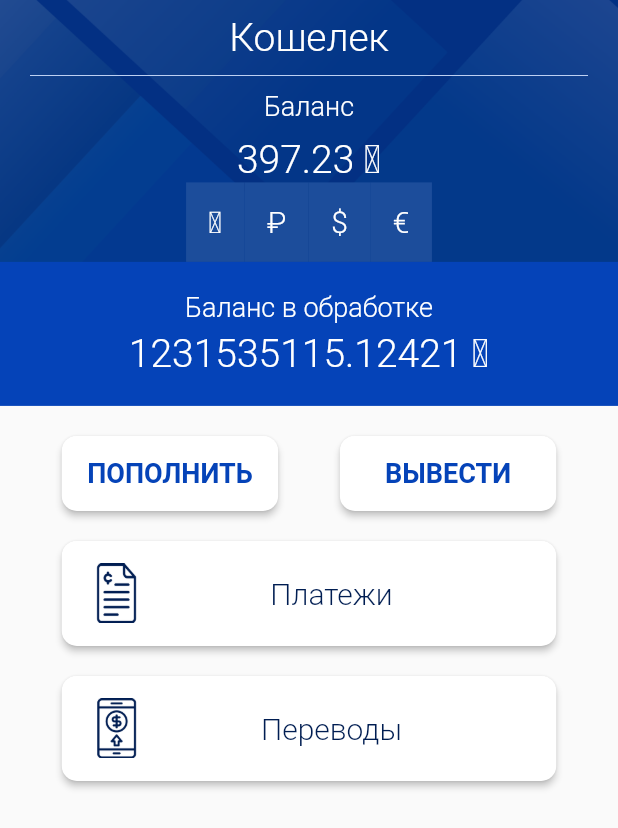
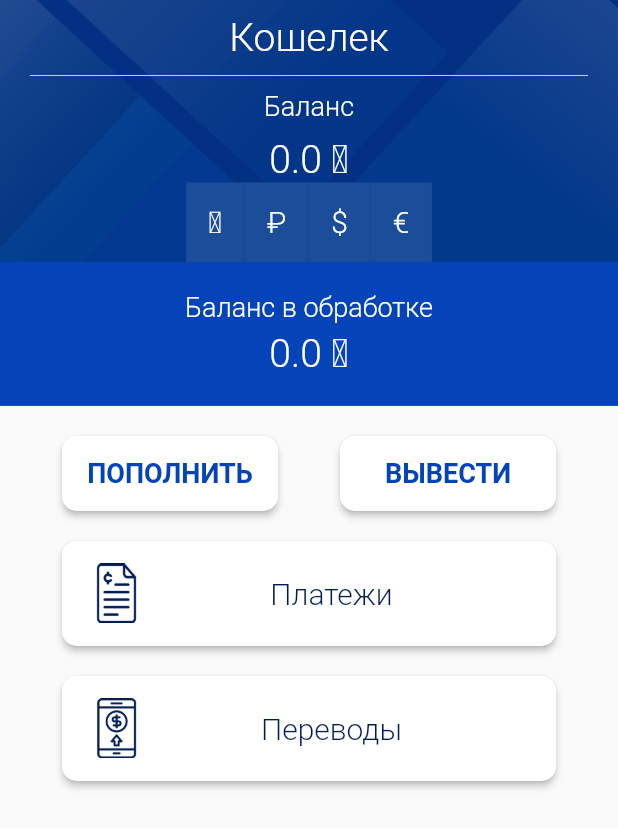
Before and after one commit to bekkasteiin/indigo24, a Flutter app: the WalletTab screen opened directly, on a phone screen of 412 x 824 dp. Shown: the top 828 px of the screen. Run offline on Flutter 3.47's test engine with Material 2 defaults, Android fonts, the light colour scheme and no system bars; our stand-ins replace connectivity, contacts_service, dio, permission_handler, sembast, shared_preferences and 1 more; missing offline and left inert: flutter_progress_button, polygon_clipper; accounts and stored records are empty; network calls fail; statements that could not run were skipped.

Commit message:
modified tape, tapes, wallet, chat_contacts

```diff
--- a/lib/main.dart
+++ b/lib/main.dart
@@ -100,6 +100,8 @@ class _TabsState extends State<Tabs> with SingleTickerProviderStateMixin{
     user.email = await SharedPreferencesHelper.getString('email');
     user.avatar = await SharedPreferencesHelper.getString('avatar');
     user.unique = await SharedPreferencesHelper.getString('unique');
+    user.balance =  await SharedPreferencesHelper.getString('balance');
+    user.balanceInBlock = await SharedPreferencesHelper.getString('balanceInBlock');
   }
 
   _connect() async {
--- a/lib/pages/chat_list.dart
+++ b/lib/pages/chat_list.dart
@@ -76,6 +76,7 @@ class _ChatsListPageState extends State<ChatsListPage> {
             onPressed: () {},
           )
         ],
+        brightness: Brightness.light,
       ),
       body: Container(child: _listView(context, string)),
       floatingActionButton: FloatingActionButton(
--- a/lib/pages/wallet.dart
+++ b/lib/pages/wallet.dart
@@ -1,11 +1,10 @@
 import 'package:flutter/material.dart';
-import 'package:indigo24/pages/payments_history.dart';
-import 'package:indigo24/pages/transfer_history.dart';
 import 'package:indigo24/services/api.dart';
 import 'package:polygon_clipper/polygon_border.dart';
 import '../style/fonts.dart';
 import 'payments_category.dart';
 import 'transfer_list.dart';
+import 'package:indigo24/services/user.dart' as user;
 
 class WalletTab extends StatefulWidget {
   @override
@@ -14,12 +13,12 @@ class WalletTab extends StatefulWidget {
 
 class _WalletTabState extends State<WalletTab> {
   double _amount;
-  double _blockedAmount = 1231535115.12421;
+  double _blockedAmount = 0;
   String _symbol;
-  double _realAmount = 397.23;
+  double _realAmount = 0;
   double _tengeCoef = 1;
-  double _euroCoef  = 0;
-  double _rubleCoef  = 0;
+  double _euroCoef = 0;
+  double _rubleCoef = 0;
   double _dollarCoef = 0;
 
   var api = Api();
@@ -27,6 +26,8 @@ class _WalletTabState extends State<WalletTab> {
   @override
   void initState() {
     _symbol = '₸';
+    _realAmount = double.parse(user.balance);
+    _blockedAmount = double.parse(user.balanceInBlock);
     _amount = _realAmount;
     api.getExchangeRate().then((v) {
       var ex = v["exchangeRates"];
@@ -43,13 +44,20 @@ class _WalletTabState extends State<WalletTab> {
     return SafeArea(
       child: Scaffold(
         extendBodyBehindAppBar: true,
+        appBar: PreferredSize(
+          child: AppBar(
+            brightness: Brightness.dark,
+          ),
+          preferredSize: Size.fromHeight(0.0),
+        ),
         body: Stack(
           children: <Widget>[
             Image.asset(
               'assets/images/walletBackground.png',
               fit: BoxFit.fill,
             ),
-            Column(
+            SingleChildScrollView(
+              child: Column(
                 children: <Widget>[
                   SizedBox(height: 10),
                   Text('Кошелек', style: fS26(c: 'ffffff')),
@@ -66,6 +74,7 @@ class _WalletTabState extends State<WalletTab> {
                   SizedBox(height: 20),
                   _transfer(size),
                 ],
+              ),
             ),
           ],
         ),
@@ -167,6 +176,11 @@ class _WalletTabState extends State<WalletTab> {
   }
 
   Text _balanceAmount() {
+    if (_symbol == '\$' || _symbol == '€')
+      return Text(
+        '$_symbol $_amount',
+        style: fS26(c: 'ffffff'),
+      );
     return Text(
       '$_amount $_symbol',
       style: fS26(c: 'ffffff'),
--- a/lib/services/api.dart
+++ b/lib/services/api.dart
@@ -253,12 +253,13 @@ class Api {
 
   addCommentToTape(String comment, String tapeID) async {
     try {
-      response = await dio.post("/get/tapes", data: {
+      response = await dio.post("/tape/comment/add", data: {
         "customerID": "$customerID",
         "unique": "$unique",
         "comment": "$comment",
         "tapeID": "$tapeID",
       });
+      print(response.data);
       return response.data;
     } on DioError catch (e) {
       if (e.response != null) {
--- a/lib/services/user.dart
+++ b/lib/services/user.dart
@@ -4,3 +4,5 @@ var email = "";
 var name = "";
 var unique = "";
 var phone = "";
+var balance = "";
+var balanceInBlock = "";
```
Also changed, not shown: lib/pages/chat_contacts.dart (+16 -17 lines), lib/pages/login.dart (+45 -42 lines), lib/pages/tape.dart (+59 -13 lines), lib/pages/tapes.dart (+24 -6 lines), 2 other files. Lines whose indentation alone changed are shown as unchanged.
